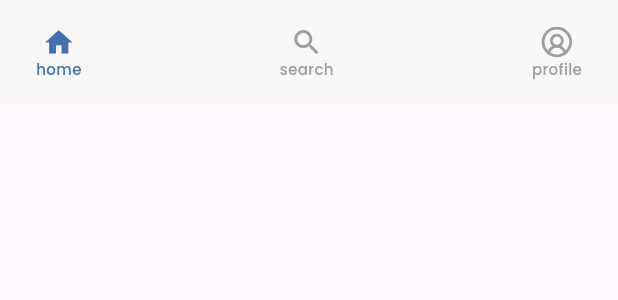
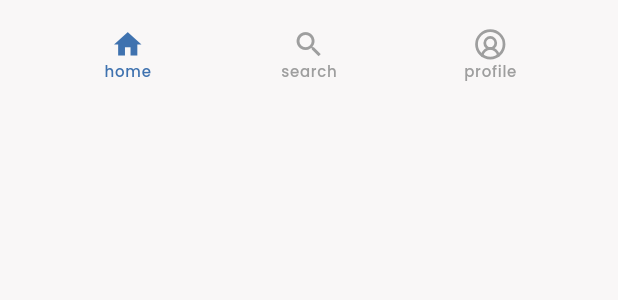
Before and after one commit to neeraja-pradeep/nexoSalonix_demo, a Flutter app: the CustomBottomNavBar widget shown alone on an empty page, opened directly, on a phone screen of 412 x 824 dp. Shown: the top 300 px of the screen. Run offline on Flutter 3.47's test engine with Material 3 defaults, Android fonts, the phone set to English and light mode, and no system bars; our stand-ins replace auto_size_text, flutter_riverpod, lucide_icons, smooth_page_indicator.

Commit message:
Refactor UI responsiveness and theme

```diff
--- a/lib/screens/slider_screen.dart
+++ b/lib/screens/slider_screen.dart
@@ -97,8 +97,9 @@
 
     return Scaffold(
       backgroundColor: const Color(0xFFF9F7F7),
-      body: Column(
-        children: [
+      body: SafeArea(
+        child: Column(
+          children: [
           // Top 60%: Image PageView
           SizedBox(
             height: screenHeight * 0.6,
@@ -155,6 +156,7 @@
             ),
           ),
         ],
+        ),
       ),
     );
   }
--- a/lib/screens/splash_screen.dart
+++ b/lib/screens/splash_screen.dart
@@ -26,7 +26,8 @@
   Widget build(BuildContext context) {
     return Scaffold(
       backgroundColor: const Color(0xFFF9F7F7),
-      body: Center(
+      body: SafeArea(
+        child: Center(
           child: Text(
             'salonix',
             style: TextStyle(
@@ -38,6 +39,7 @@
             ),
           ),
         ),
+      ),
     );
   }
 }
--- a/lib/widgets/bottom_nav_bar.dart
+++ b/lib/widgets/bottom_nav_bar.dart
@@ -6,26 +6,28 @@
 
   @override
   Widget build(BuildContext context) {
-    final screenWidth = MediaQuery.of(context).size.width;
-    final screenHeight = MediaQuery.of(context).size.height;
+    final media = MediaQuery.of(context);
 
-    final double selectedFontSize = 10;
-    //((screenWidth + screenHeight) * 0.01).clamp(14.0, 18.0);
-    final double unselectedFontSize = 10;
-     //(selectedFontSize * 0.9).clamp(12.0, 16.0);
+    final double barHeight = media.size.height * 0.09;
+    final EdgeInsets padding =
+        EdgeInsets.symmetric(horizontal: media.size.width * 0.06);
+
+    final baseFontSize =
+        Theme.of(context).textTheme.labelSmall?.fontSize ?? 10;
+    final double selectedFontSize =
+        baseFontSize * media.textScaleFactor;
+    final double unselectedFontSize =
+        baseFontSize * media.textScaleFactor;
 
     return Container(
-      height: 70,
+      height: barHeight,
       color: const Color(0xFFF9F7F7),
-      padding: const EdgeInsets.symmetric(
-        horizontal: 24,
-      ), // Increase/decrease this
+      padding: padding,
       child: Center(
         child: Row(
-          mainAxisAlignment:
-              MainAxisAlignment.spaceBetween, // spacing between items
           children: [
-            _buildNavItem(
+            Expanded(
+              child: _buildNavItem(
                 context,
                 icon: Icons.home,
                 label: 'home',
@@ -33,7 +35,9 @@
                 selectedFontSize: selectedFontSize,
                 unselectedFontSize: unselectedFontSize,
               ),
-            _buildNavItem(
+            ),
+            Expanded(
+              child: _buildNavItem(
                 context,
                 icon: Icons.search,
                 label: 'search',
@@ -41,13 +45,16 @@
                 selectedFontSize: selectedFontSize,
                 unselectedFontSize: unselectedFontSize,
               ),
-            _buildNavItem(
+            ),
+            Expanded(
+              child: _buildNavItem(
                 context,
                 icon: LucideIcons.userCircle2,
                 label: 'profile',
                 isSelected: false,
                 selectedFontSize: selectedFontSize,
                 unselectedFontSize: unselectedFontSize,
+              ),
             ),
           ],
         ),
@@ -73,9 +80,9 @@
         ),
         Text(
           label,
-          style: TextStyle(
-            fontFamily: 'Poppins',
-            fontSize: isSelected ? selectedFontSize : unselectedFontSize,
+          style: Theme.of(context).textTheme.labelSmall?.copyWith(
+                fontSize:
+                    isSelected ? selectedFontSize : unselectedFontSize,
                 color: isSelected
                     ? const Color(0xFF3F72AF)
                     : const Color(0xFF9E9E9E),
```
Also changed, not shown: lib/main.dart (+29 -1 lines), lib/widgets/horizontal_card_list.dart (+9 -5 lines), lib/widgets/location_header.dart (+12 -16 lines), lib/widgets/search_bar.dart (+5 -4 lines), lib/widgets/section_header.dart (+5 -13 lines). Lines whose indentation alone changed are shown as unchanged.
